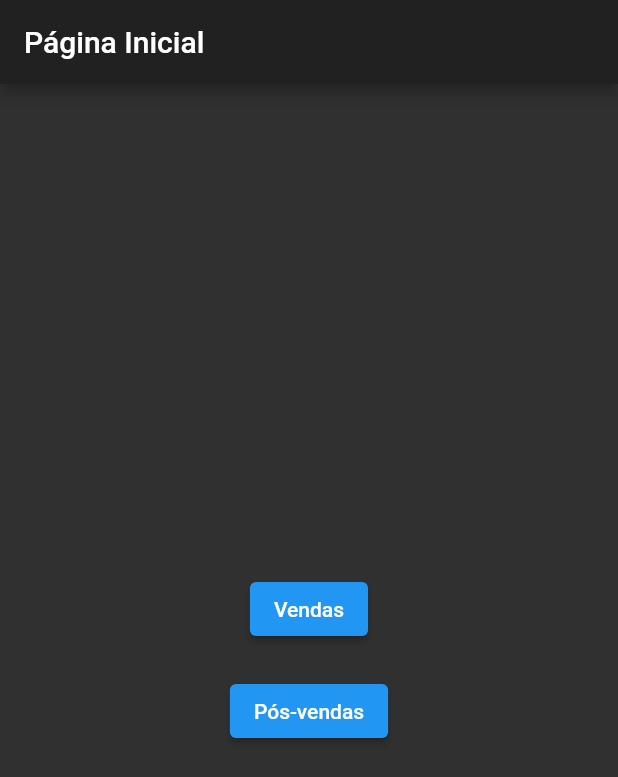
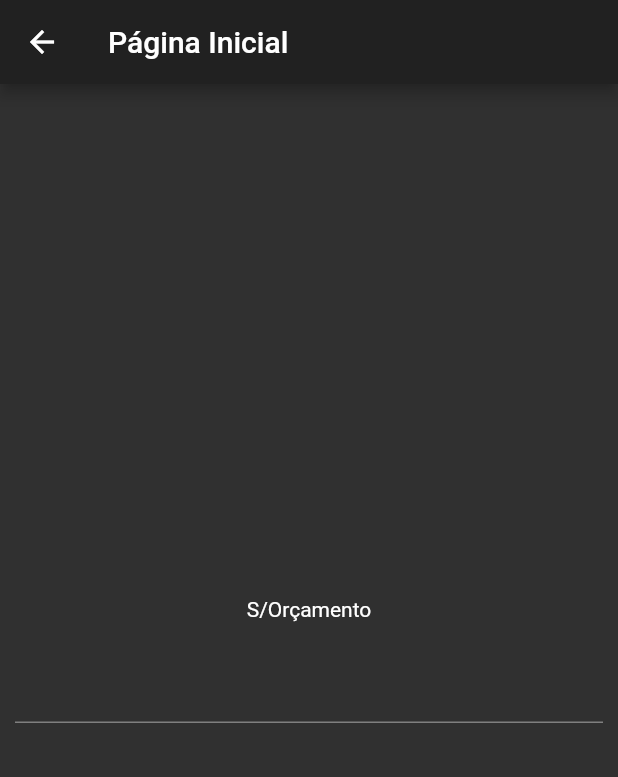
Before and after one commit to alyssonmazoni/portal4, a Flutter app: the screen it shows after launch, after a tap on "Pós-vendas", on a phone screen of 412 x 824 dp. Shown: the top 777 px of the screen. Run offline on Flutter 3.47's test engine with Material 2 defaults, Android fonts, the phone set to English and light mode, and no system bars; our stand-ins replace firebase_auth, firebase_core, flutter_signin_button, google_sign_in; accounts and stored records are empty.

Commit message:
Text field test

```diff
--- a/lib/interface/home.dart
+++ b/lib/interface/home.dart
@@ -1,6 +1,6 @@
 
 import 'package:flutter/material.dart';
-
+import 'inputTextTest.dart';
 
 
 /// Provides a UI to select a authentication type page
@@ -11,25 +11,30 @@ class SystemHome extends StatefulWidget {
 }
 
 class _SystemHome extends State<SystemHome> {
-  void pushPageFromHome() {
+  void pushPageFromHome(BuildContext context) {
 
+    Navigator.push(context,
+        MaterialPageRoute(builder: (context) => InputTextTest()));
   }
 
   @override
   Widget build(BuildContext context) {
-    return MaterialApp(title: 'Página Inicial',
-            theme: ThemeData.dark(),
-            home: Scaffold(
+    return Scaffold(
               appBar: AppBar(title: Text('Página Inicial')),
               body: Center(child:
                 Column(children: [
                   Padding(
                     padding: EdgeInsets.all(10),
-                    child: ElevatedButton(onPressed: pushPageFromHome, child: Text('Vendas')),
+                    child: ElevatedButton(
+                        onPressed: (){Navigator.push(context,
+                            MaterialPageRoute(builder: (context) => InputTextTest()));},
+                        child: Text('Vendas')),
                   ),
                   Padding(
                     padding: EdgeInsets.all(10),
-                    child: ElevatedButton(onPressed: pushPageFromHome, child: Text('Pós-vendas'))
+                    child: ElevatedButton(
+                        onPressed: (){pushPageFromHome(context);},
+                        child: Text('Pós-vendas'))
                   )
 
                 ],
@@ -38,7 +43,7 @@ class _SystemHome extends State<SystemHome> {
 
               )
 
-            )
-          );
+            );
+
   }
 }
--- /dev/null
+++ b/lib/interface/inputTextTest.dart
@@ -0,0 +1,38 @@
+
+import 'package:flutter/material.dart';
+
+/// Provides a UI to select a authentication type page
+class InputTextTest extends StatefulWidget {
+
+  _InputTextTest createState() => _InputTextTest();
+
+}
+
+class _InputTextTest extends State<InputTextTest> {
+
+  TextEditingController tc = TextEditingController();
+
+  @override
+  Widget build(BuildContext context) {
+    return Scaffold(
+            appBar: AppBar(title: Text('Página Inicial')),
+            body: Center(child:
+            Column(children: [
+              Padding(
+                padding: EdgeInsets.all(10),
+                child: Text('S/Orçamento'),
+              ),
+              Padding(
+                  padding: EdgeInsets.all(10),
+                  child: TextField(controller: tc)
+              )
+
+            ],
+              mainAxisAlignment: MainAxisAlignment.center,
+            ),
+
+            )
+
+        );
+  }
+}
--- a/lib/main.dart
+++ b/lib/main.dart
@@ -2,5 +2,17 @@ import 'package:flutter/material.dart';
 import './interface/home.dart';
 
 void main() async {
-  runApp(SystemHome());
+  runApp(Initial());
 }
+
+
+class Initial extends StatelessWidget {
+  @override
+  Widget build(BuildContext context) {
+    return MaterialApp(
+      theme: ThemeData.dark(),
+      home:
+        SystemHome()
+    );
+  }
+}
```
